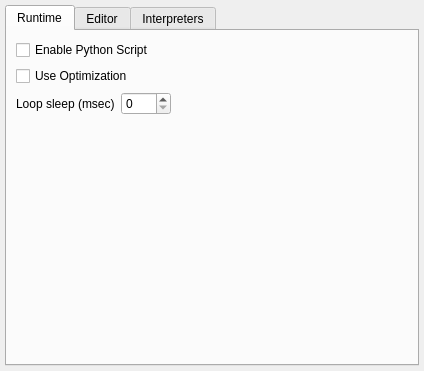
Above: src/server/gui/dialogs/settings/server_widgetsettingsscript.ui from serhmarch/ModbusTools before the change. Below: the same form after it.
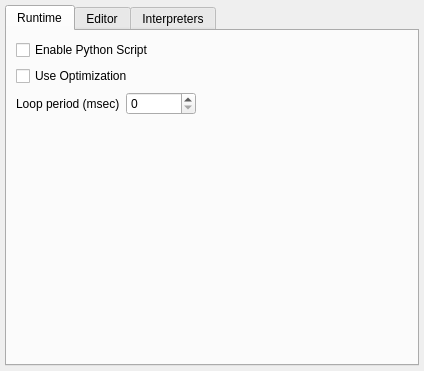
That is the form after the change. Icons and pictures are not drawn.

Commit message: Added 'LoopPeriod' setting

```diff
--- a/src/server/gui/dialogs/settings/server_widgetsettingsscript.ui
+++ b/src/server/gui/dialogs/settings/server_widgetsettingsscript.ui
@@ -58,7 +58,7 @@
          <item>
           <widget class="QLabel" name="label_5">
            <property name="text">
-            <string>Loop sleep (msec)</string>
+            <string>Loop period (msec)</string>
            </property>
           </widget>
          </item>
@@ -66,7 +66,7 @@
           <widget class="QSpinBox" name="spinBox_2">
            <property name="minimumSize">
             <size>
-             <width>50</width>
+             <width>70</width>
              <height>0</height>
             </size>
            </property>
```
Left out of the diff: 2 changed lines with no effect on the pictures. The commit also changes 8 other files.
